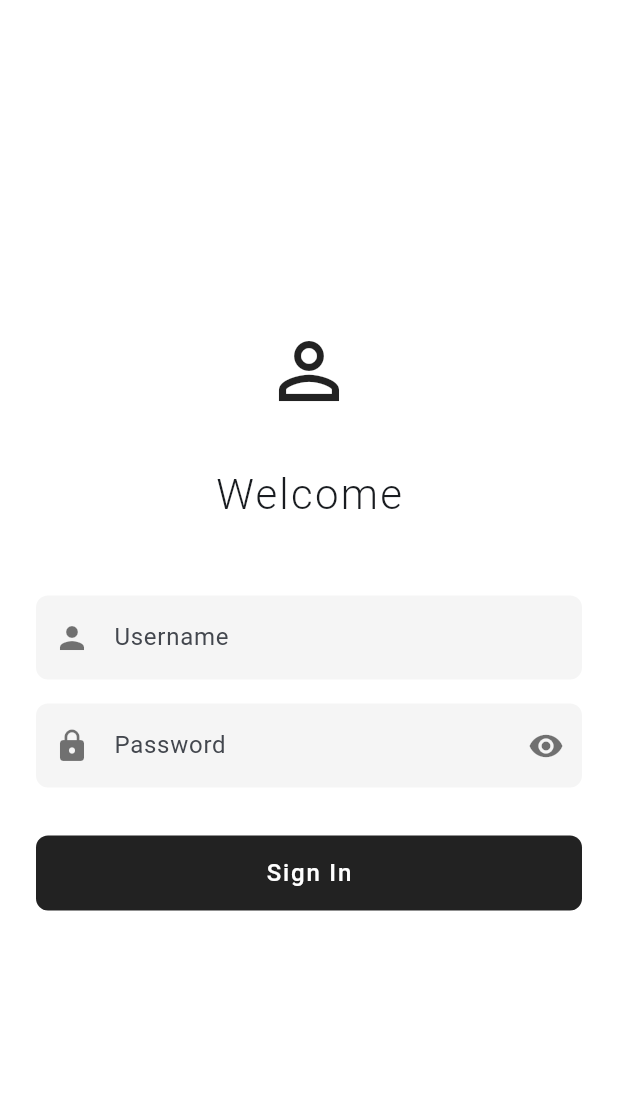
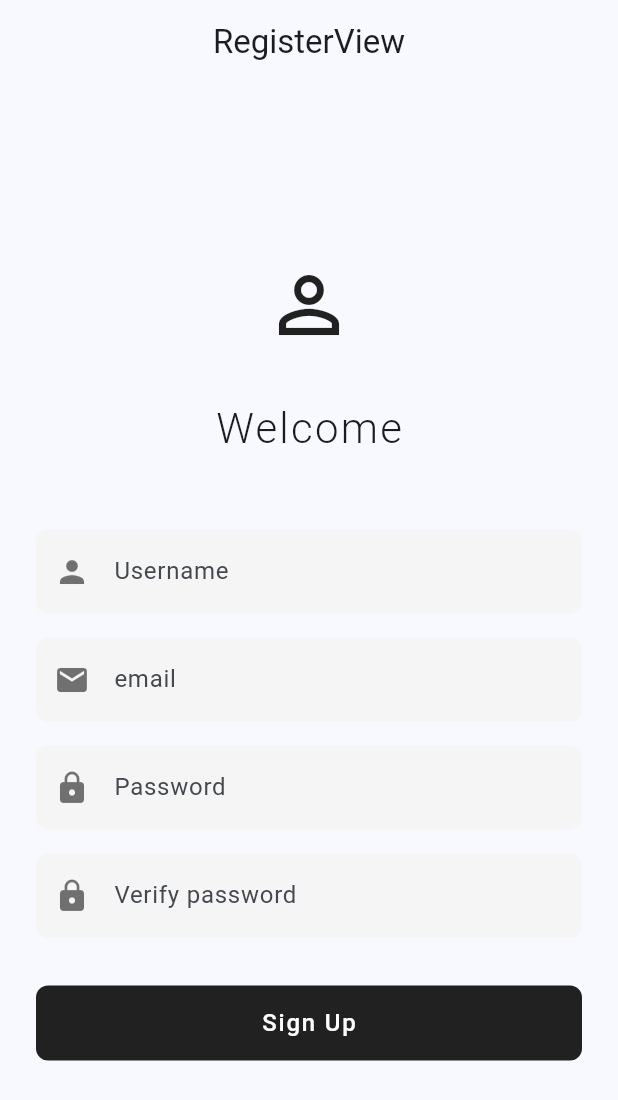
Before and after one commit to Fehizoro496/chat-client, a Flutter app: the screen it shows after launch, on a phone screen of 412 x 824 dp. Shown: the top 1100 px of the screen. Run offline on Flutter 3.47's test engine with Material 3 defaults, Android fonts, the phone set to English and light mode, and no system bars; our stand-ins replace flutter_local_notifications, get, socket_io_client; missing offline and left inert: window_manager.

```diff
--- a/lib/app/constant.dart
+++ b/lib/app/constant.dart
@@ -1,3 +1,5 @@
+// const String LOCAL_URL = "localhost";
 const String LOCAL_URL = "localhost";
+// const String LOCAL_URL = "192.168.1.194";
 const String URL = "192.168.43.111";
 const String RemoteURL = "chat-server-jvch.onrender.com";
--- a/lib/app/modules/discussion/controllers/discussion_controller.dart
+++ b/lib/app/modules/discussion/controllers/discussion_controller.dart
@@ -10,7 +10,6 @@ import 'package:chat_app/app/models/message_model.dart';
 import 'package:chat_app/app/constant.dart';
 
 class DiscussionController extends GetxController {
-  //TODO: Implement DiscussionController
   Discussion discussion = Get.arguments['discussion'];
   final AuthService authService = Get.find<AuthService>();
   final SocketService socketService = Get.find<SocketService>();
@@ -64,7 +63,7 @@ class DiscussionController extends GetxController {
         'message': inputController.text,
         'messageType': 'text'
       });
-      print('send :${inputController.text}');
+      // print('send :${inputController.text}');
       inputController.clear();
       update();
     }
--- a/lib/app/modules/home/controllers/home_controller.dart
+++ b/lib/app/modules/home/controllers/home_controller.dart
@@ -84,7 +84,9 @@ class HomeController extends GetxController {
         e.name = await fetchDiscussionName(e);
         return e;
       }));
-      discussions.forEach((e) => socketService.joinRoom(e.id));
+      for (var e in discussions) {
+        socketService.joinRoom(e.id);
+      }
       update();
     }
 
@@ -109,7 +111,7 @@ class HomeController extends GetxController {
         return DateTime.parse(b.lastMessage!.createdAt)
             .compareTo(DateTime.parse(a.lastMessage!.createdAt));
       });
-      print(discussions.map((e) => e.name));
+      // print(discussions.map((e) => e.name));
 
       update();
     }
--- a/lib/app/modules/home/views/home_view.dart
+++ b/lib/app/modules/home/views/home_view.dart
@@ -86,10 +86,7 @@ class HomeView extends StatelessWidget {
                   ),
                   trailing: (discussion.lastMessage != null)
                       ? Text(
-                          discussion.updatedAt != null
-                              ? formatGMTplus3(
-                                  discussion.lastMessage!.createdAt)
-                              : '',
+                          formatGMTplus3(discussion.lastMessage!.createdAt),
                           style: const TextStyle(
                             fontSize: 12,
                             color: Colors.black54,
--- /dev/null
+++ b/lib/app/modules/register/controllers/register_controller.dart
@@ -0,0 +1,42 @@
+import 'package:chat_app/core/services/auth_service.dart';
+import 'package:flutter/material.dart';
+import 'package:get/get.dart';
+
+class RegisterController extends GetxController {
+  bool isLoading = false;
+  final formKey = GlobalKey<FormState>();
+
+  TextEditingController usernameCtrl = TextEditingController();
+  TextEditingController emailCtrl = TextEditingController();
+  TextEditingController passwordCtrl = TextEditingController();
+  TextEditingController verifyPasswordCtrl = TextEditingController();
+
+  AuthService authService = Get.find<AuthService>();
+
+  // @override
+  // void onInit() {
+  //   super.onInit();
+  // }
+
+  // @override
+  // void onReady() {
+  //   super.onReady();
+  // }
+
+  // @override
+  // void onClose() {
+  //   super.onClose();
+  // }
+
+  Future<bool> register() async {
+    isLoading = true;
+    update();
+
+    final success = await authService.register(
+        usernameCtrl.text, emailCtrl.text, passwordCtrl.text);
+
+    isLoading = false;
+    update();
+    return success;
+  }
+}
--- /dev/null
+++ b/lib/app/modules/register/views/register_view.dart
@@ -0,0 +1,155 @@
+import 'package:flutter/material.dart';
+
+import 'package:get/get.dart';
+
+import '../controllers/register_controller.dart';
+
+class RegisterView extends GetView<RegisterController> {
+  const RegisterView({Key? key}) : super(key: key);
+  @override
+  Widget build(BuildContext context) {
+    return Scaffold(
+        appBar: AppBar(
+          title: const Text('RegisterView'),
+          centerTitle: true,
+        ),
+        body: GetBuilder<RegisterController>(
+          builder: (controller) => SafeArea(
+            child: Center(
+              child: SingleChildScrollView(
+                child: Padding(
+                  padding: const EdgeInsets.all(24.0),
+                  child: Form(
+                    key: controller.formKey,
+                    child: Column(
+                      mainAxisSize: MainAxisSize.min,
+                      children: [
+                        const Icon(Icons.person_outline,
+                            size: 60, color: Colors.black87),
+                        const SizedBox(height: 32),
+                        const Text(
+                          'Welcome',
+                          style: TextStyle(
+                            fontSize: 28,
+                            fontWeight: FontWeight.w300,
+                            letterSpacing: 1.5,
+                          ),
+                        ),
+                        const SizedBox(height: 48),
+                        TextField(
+                          controller: controller.usernameCtrl,
+                          decoration: InputDecoration(
+                            labelText: 'Username',
+                            prefixIcon:
+                                const Icon(Icons.person, color: Colors.black54),
+                            border: OutlineInputBorder(
+                              borderRadius: BorderRadius.circular(8),
+                              borderSide: BorderSide.none,
+                            ),
+                            filled: true,
+                            fillColor: Colors.grey[100],
+                          ),
+                        ),
+                        const SizedBox(height: 16),
+                        TextField(
+                          controller: controller.emailCtrl,
+                          decoration: InputDecoration(
+                            labelText: 'email',
+                            prefixIcon:
+                                const Icon(Icons.email, color: Colors.black54),
+                            border: OutlineInputBorder(
+                              borderRadius: BorderRadius.circular(8),
+                              borderSide: BorderSide.none,
+                            ),
+                            filled: true,
+                            fillColor: Colors.grey[100],
+                          ),
+                        ),
+                        const SizedBox(height: 16),
+                        TextFormField(
+                          validator: (value) {
+                            return controller.passwordCtrl.text ==
+                                    controller.verifyPasswordCtrl.text
+                                ? null
+                                : 'Passwords do not match';
+                          },
+                          controller: controller.passwordCtrl,
+                          obscureText: true,
+                          decoration: InputDecoration(
+                            labelText: 'Password',
+                            prefixIcon:
+                                const Icon(Icons.lock, color: Colors.black54),
+                            border: OutlineInputBorder(
+                              borderRadius: BorderRadius.circular(8),
+                              borderSide: BorderSide.none,
+                            ),
+                            filled: true,
+                            fillColor: Colors.grey[100],
+                          ),
+                        ),
+                        const SizedBox(height: 16),
+                        TextFormField(
+                          validator: (value) {
+                            return controller.passwordCtrl.text ==
+                                    controller.verifyPasswordCtrl.text
+                                ? null
+                                : 'Passwords do not match';
+                          },
+                          controller: controller.verifyPasswordCtrl,
+                          obscureText: true,
+                          decoration: InputDecoration(
+                            labelText: 'Verify password',
+                            prefixIcon:
+                                const Icon(Icons.lock, color: Colors.black54),
+                            border: OutlineInputBorder(
+                              borderRadius: BorderRadius.circular(8),
+                              borderSide: BorderSide.none,
+                            ),
+                            filled: true,
+                            fillColor: Colors.grey[100],
+                          ),
+                        ),
+                        const SizedBox(height: 32),
+                        SizedBox(
+                          width: double.infinity,
+                          height: 50,
+                          child: controller.isLoading
+                              ? const Center(child: CircularProgressIndicator())
+                              : ElevatedButton(
+                                  style: ElevatedButton.styleFrom(
+                                    backgroundColor: Colors.black87,
+                                    foregroundColor: Colors.white,
+                                    shape: RoundedRectangleBorder(
+                                      borderRadius: BorderRadius.circular(8),
+                                    ),
+                                    elevation: 0,
+                                  ),
+                                  onPressed: () async {
+                                    if (controller.formKey.currentState!
+                                        .validate()) {
+                                      final success =
+                                          await controller.register();
+                                      if (success) {
+                                        Get.offAllNamed('/login');
+                                      }
+                                    }
+                                  },
+                                  child: const Text(
+                                    'Sign Up',
+                                    style: TextStyle(
+                                      fontSize: 16,
+                                      letterSpacing: 1.2,
+                                    ),
+                                  ),
+                                ),
+                        ),
+                      ],
+                    ),
+                  ),
+                ),
+              ),
+            ),
+          ),
+        ));
+  }
+}
--- a/lib/app/routes/app_routes.dart
+++ b/lib/app/routes/app_routes.dart
@@ -8,6 +8,7 @@ abstract class Routes {
   static const HOME = _Paths.HOME;
   static const DISCUSSION = _Paths.DISCUSSION;
   static const LOGIN = _Paths.LOGIN;
+  static const REGISTER = _Paths.REGISTER;
 }
 
 abstract class _Paths {
@@ -15,4 +16,5 @@ abstract class _Paths {
   static const HOME = '/home';
   static const DISCUSSION = '/discussion';
   static const LOGIN = '/login';
+  static const REGISTER = '/register';
 }
--- a/lib/core/services/socket_service.dart
+++ b/lib/core/services/socket_service.dart
@@ -13,7 +13,7 @@ class SocketService extends GetxService {
   Function(MessageModel messageData)? onDiscussionMessage;
   Future<SocketService> init() async {
     _socket = IO.io(
-      'http://${LOCAL_URL}:5000',
+      'http://$LOCAL_URL:5000',
       IO.OptionBuilder()
           .setTransports(['websocket'])
           .disableAutoConnect()
```
Also changed, not shown: lib/app/modules/register/bindings/register_binding.dart (added, +12 -0 lines), lib/app/modules/signup/bindings/signup_binding.dart (deleted, +0 -12 lines), lib/app/modules/signup/controllers/signup_controller.dart (deleted, +0 -49 lines), lib/app/modules/signup/views/signup_view.dart (deleted, +0 -134 lines), lib/app/routes/app_pages.dart (+25 -1 lines), lib/core/services/auth_service.dart (+29 -0 lines).
